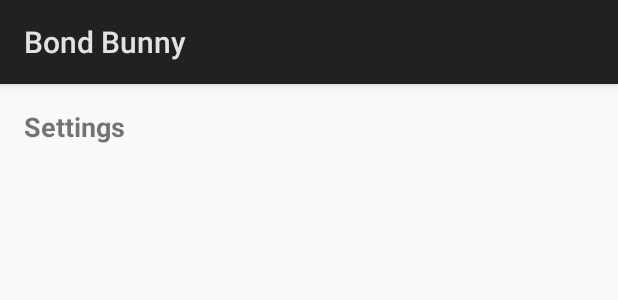
After one commit to dimadesu/bond-bunny, an Android app: the layout activity_settings.xml on its own in the app's theme, with its tools: preview values and no code run, on a phone screen of 412 x 824 dp. The commit adds this screen. Shown: the top 300 px of the screen. Run offline under Robolectric (Android 15) with nearby library versions, the phone set to English and light mode, and no system bars.

Commit message:
Add empty Settings activity

```diff
--- a/src/main/AndroidManifest.xml
+++ b/src/main/AndroidManifest.xml
@@ -31,6 +31,11 @@
       android:exported="false"
       android:label="About" />
 
+    <activity
+      android:name=".SettingsActivity"
+      android:exported="false"
+      android:label="Settings" />
+
     <service
       android:name=".EnhancedSrtlaService"
       android:enabled="true"
--- a/src/main/java/com/example/srtla/MainActivity.java
+++ b/src/main/java/com/example/srtla/MainActivity.java
@@ -56,6 +56,7 @@ public class MainActivity extends Activity {
     private Button buttonCopyLocalhost;
     private Button buttonCopyWifi;
     private Button buttonAbout;
+    private Button buttonSettings;
     private Button buttonToggleStickiness;
     private Button buttonToggleQualityScoring;
     private Button buttonToggleNetworkPriority;
@@ -119,6 +120,7 @@ public class MainActivity extends Activity {
         buttonCopyLocalhost = findViewById(R.id.button_copy_localhost);
         buttonCopyWifi = findViewById(R.id.button_copy_wifi);
         buttonAbout = findViewById(R.id.button_about);
+        buttonSettings = findViewById(R.id.button_settings);
         buttonToggleStickiness = findViewById(R.id.button_toggle_stickiness);
         buttonToggleQualityScoring = findViewById(R.id.button_toggle_quality_scoring);
         buttonToggleNetworkPriority = findViewById(R.id.button_toggle_network_priority);
@@ -138,6 +140,7 @@ public class MainActivity extends Activity {
         buttonCopyLocalhost.setOnClickListener(v -> copyToClipboard("Localhost SRT URL", textSrtUrlLocalhost.getText().toString()));
         buttonCopyWifi.setOnClickListener(v -> copyToClipboard("WiFi SRT URL", textSrtUrlWifi.getText().toString()));
         buttonAbout.setOnClickListener(v -> startActivity(new Intent(MainActivity.this, AboutActivity.class)));
+        buttonSettings.setOnClickListener(v -> startActivity(new Intent(MainActivity.this, SettingsActivity.class)));
 
         // Set up advanced feature toggle buttons
         buttonToggleStickiness.setOnClickListener(v -> toggleConnectionStickiness());
--- /dev/null
+++ b/src/main/res/layout/activity_settings.xml
@@ -0,0 +1,23 @@
+<?xml version="1.0" encoding="utf-8"?>
+<ScrollView xmlns:android="http://schemas.android.com/apk/res/android"
+  android:layout_width="match_parent"
+  android:layout_height="match_parent"
+  android:fillViewport="true">
+
+  <LinearLayout
+    android:layout_width="match_parent"
+    android:layout_height="wrap_content"
+    android:orientation="vertical"
+    android:padding="16dp">
+
+    <TextView
+      android:layout_width="wrap_content"
+      android:layout_height="wrap_content"
+      android:text="Settings"
+      android:textStyle="bold"
+      android:textSize="18sp"
+      android:layout_marginBottom="8dp" />
+
+  </LinearLayout>
+
+</ScrollView>
```
Also changed, not shown: src/main/java/com/example/srtla/SettingsActivity.java (added, +12 -0 lines), src/main/res/layout/activity_main.xml (+21 -6 lines).
